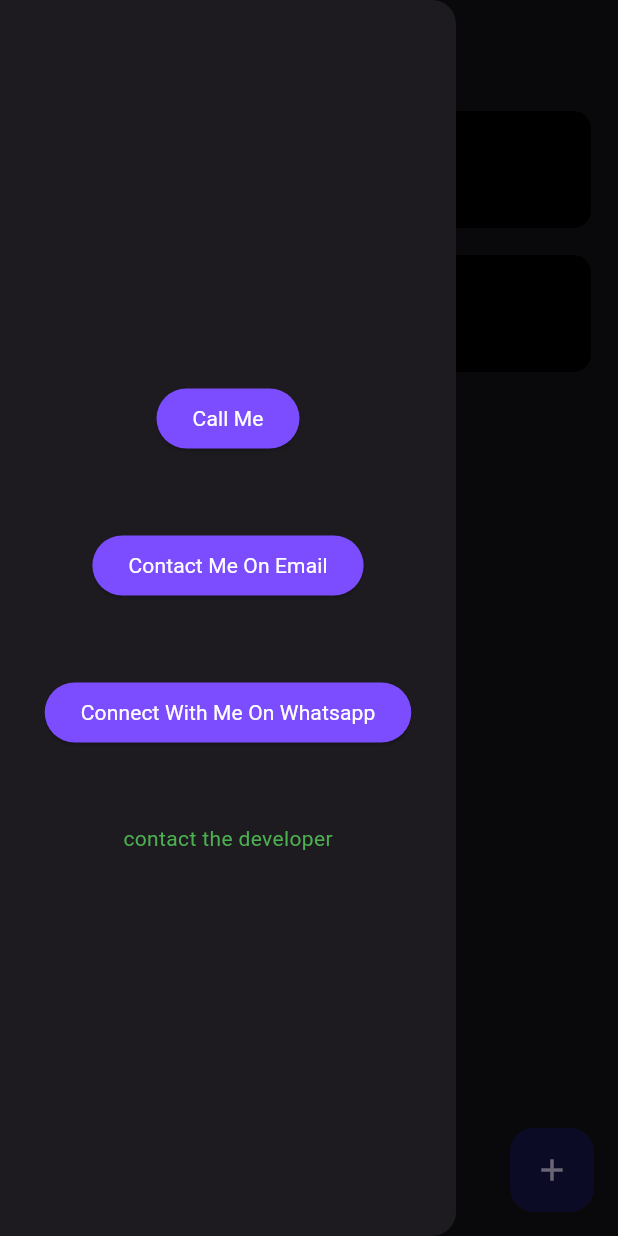
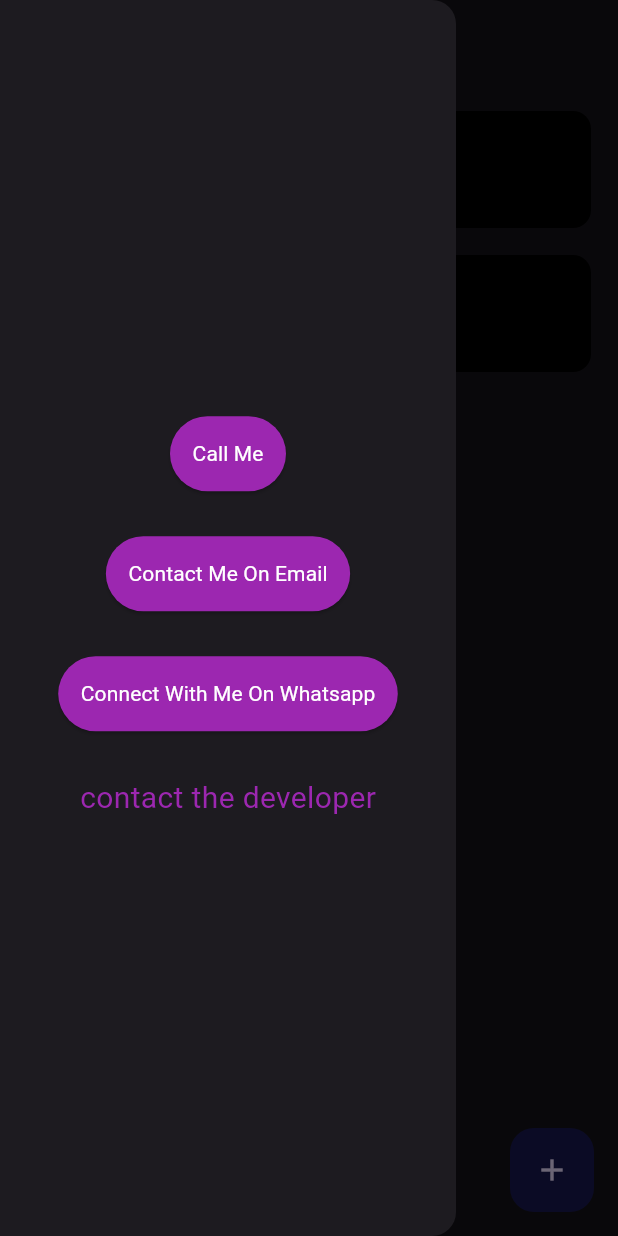
Before and after one commit to BlessingLuphahla/flutter-to-do-app, a Flutter app: the screen it shows after launch, with the side drawer open, on a phone screen of 412 x 824 dp. Run offline on Flutter 3.47's test engine with Material 3 defaults, Android fonts, the phone set to English and light mode, and no system bars; drawn by our look-alikes of flutter_slidable; our stand-ins replace hive_flutter; accounts and stored records are empty.

Commit message:
setting contact info

```diff
--- a/lib/pages/home_page.dart
+++ b/lib/pages/home_page.dart
@@ -98,15 +98,18 @@ class HomePageState extends State<HomePage> {
   @override
   Widget build(BuildContext context) {
     ButtonStyle buttonStyle() {
-      return ButtonStyle(foregroundColor: WidgetStateColor.resolveWith((_) {
-        return Colors.white;
-      }), backgroundColor: WidgetStateColor.resolveWith((_) {
-        return Colors.deepPurpleAccent;
-      }));
+      return ButtonStyle(
+          padding: WidgetStatePropertyAll(EdgeInsets.all(15)),
+          foregroundColor: WidgetStateColor.resolveWith((_) {
+            return Colors.white;
+          }),
+          backgroundColor: WidgetStateColor.resolveWith((_) {
+            return Colors.purple;
+          }));
     }
 
-    const sizedBox = SizedBox(
-      height: 50,
+    const sizedBoxHeight = SizedBox(
+      height: 30,
     );
 
     return Scaffold(
@@ -122,7 +125,7 @@ class HomePageState extends State<HomePage> {
                   launchUrl(Uri.parse('tel:+263788793302'),
                       mode: LaunchMode.externalApplication);
                 }),
-            sizedBox,
+            sizedBoxHeight,
             ElevatedButton(
                 style: buttonStyle(),
                 child: const Text('Contact Me On Email'),
@@ -132,7 +135,7 @@ class HomePageState extends State<HomePage> {
                           'mailto: luphahlablessingthamsanqa@gmail.com?subject=Business&body=Hey Dynamic Digital Design can you'),
                       mode: LaunchMode.externalApplication);
                 }),
-            sizedBox,
+            sizedBoxHeight,
             ElevatedButton(
                 style: buttonStyle(),
                 child: const Text('Connect With Me On Whatsapp'),
@@ -141,8 +144,14 @@ class HomePageState extends State<HomePage> {
                       Uri.parse('https://wa.me/263788793302?text=Hey REDD AXE'),
                       mode: LaunchMode.externalApplication);
                 }),
-            sizedBox,
-            const Text('contact the developer',style: TextStyle(color: Colors.green,fontWeight: FontWeight.w500),)
+            sizedBoxHeight,
+            const Text(
+              'contact the developer',
+              style: TextStyle(
+                  color: Colors.purple,
+                  fontWeight: FontWeight.w500,
+                  fontSize: 20),
+            )
           ],
         ),
       ),
```
